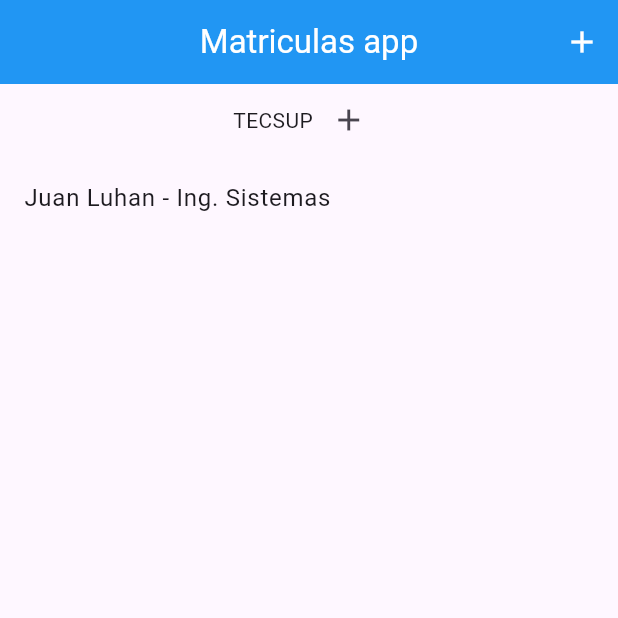
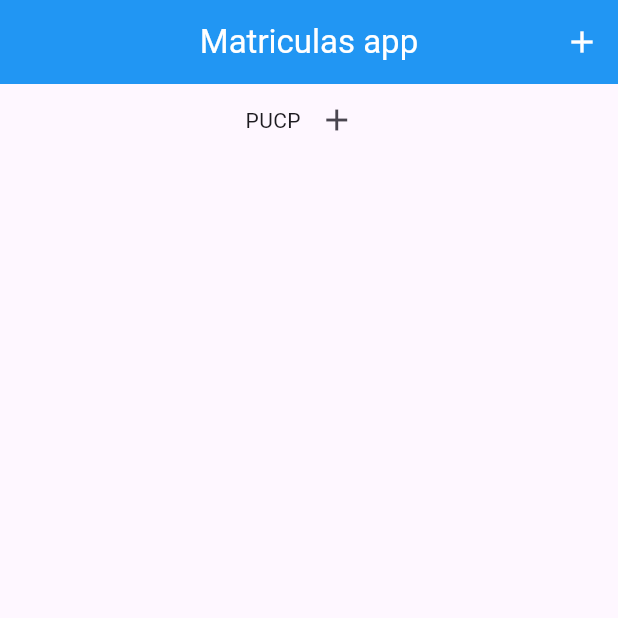
Before and after one commit to fr4nsgallegos/matriculasAppG10, a Flutter app: the screen it shows after launch, after a tap on the "add" icon, on a phone screen of 412 x 824 dp, the top half of it. Run offline on Flutter 3.47's test engine with Material 3 defaults, Android fonts, the phone set to English and light mode, and no system bars.

```diff
--- a/lib/pages/home_page.dart
+++ b/lib/pages/home_page.dart
@@ -35,13 +35,14 @@ class _HomePageState extends State<HomePage> {
             onPressed: () {
               institutionList.add(
                 InstitutionModel(
-                  nombre: "TECSUP",
+                  nombre: "PUCP",
                   direccion: "Av 123",
                   ruc: "987987987987",
                   telefono: "987987987",
                   matriculasList: [],
                 ),
               );
+              setState(() {});
             },
             icon: Icon(Icons.add),
           )
@@ -50,19 +51,22 @@ class _HomePageState extends State<HomePage> {
       body: Center(
         child: Column(
           children: [
+            ...institutionList.map(
+              (institution) => Column(
+                children: [
                   Row(
                     mainAxisAlignment: MainAxisAlignment.center,
                     children: [
-                Text("TECSUP"),
+                      Text(institution.nombre),
                       IconButton(
                         onPressed: () {
-                    matriculasList.add(
+                          institution.matriculasList.add(
                             MatriculaModel(
                               date: "09/11/2024",
                               hour: "11:26",
                               student: PersonModel(
-                            name: "Juan",
-                            lastname: "Luhan",
+                                  name: "Benito",
+                                  lastname: "Perez",
                                   address: "address"),
                               carrera: carrera1,
                             ),
@@ -73,7 +77,7 @@ class _HomePageState extends State<HomePage> {
                       ),
                     ],
                   ),
-            ...matriculasList.map(
+                  ...institution.matriculasList.map(
                     (e) => ListTile(
                       title: Text(
                           "${e.student.name} ${e.student.lastname} - ${e.carrera.nombre}"),
@@ -82,6 +86,15 @@ class _HomePageState extends State<HomePage> {
                 ],
               ),
             ),
+            // ...matriculasList.map(
+            //   (e) => ListTile(
+            //     title: Text(
+            //         "${e.student.name} ${e.student.lastname} - ${e.carrera.nombre}"),
+            //   ),
+            // )
+          ],
+        ),
+      ),
     );
   }
 }
```
Lines whose indentation alone changed are shown as unchanged.
